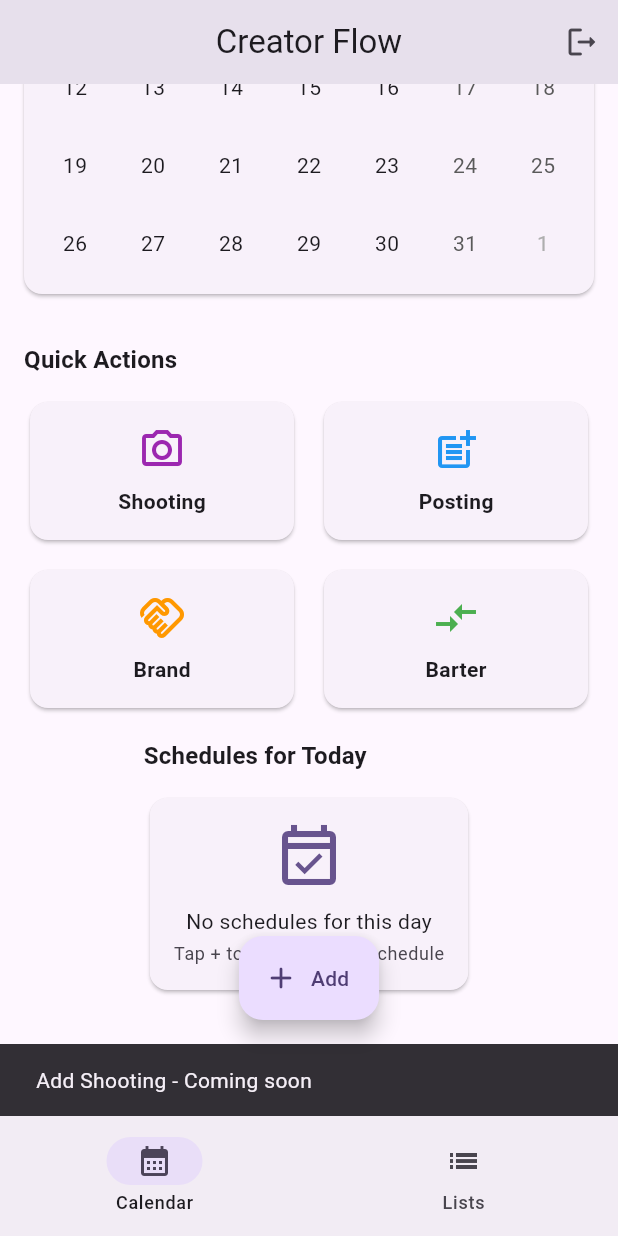
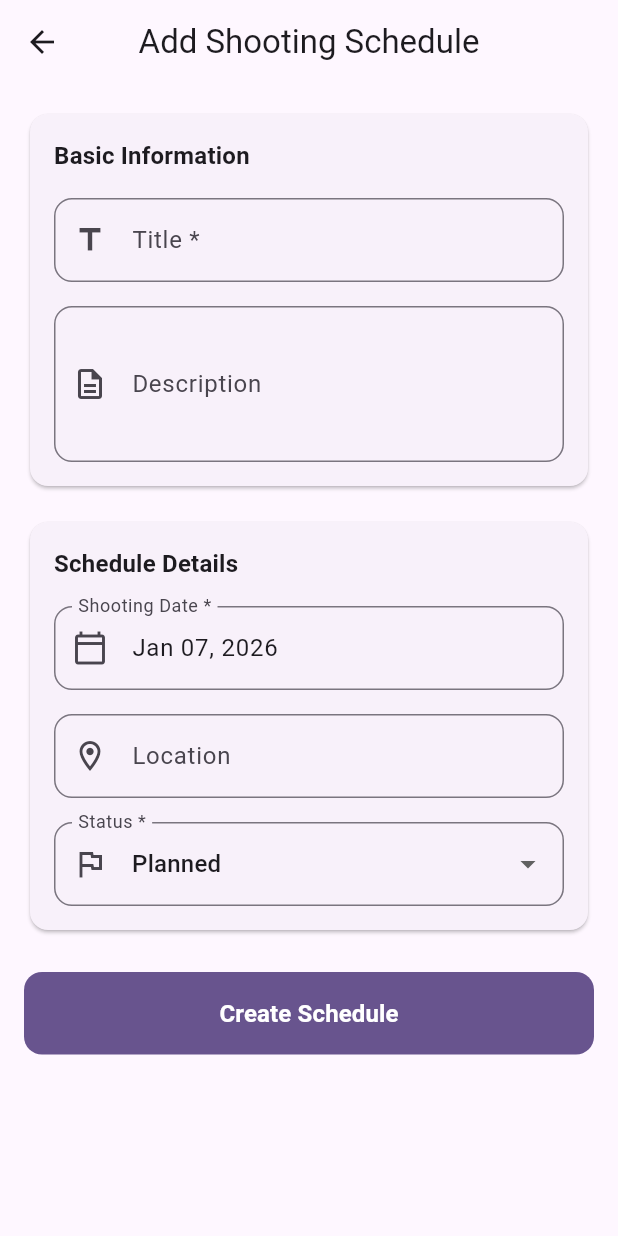
Before and after one commit to lubnasammad/creator-flow, a Flutter app: the DashboardScreen screen opened directly, scrolled down 276 dp, after a tap on "Shooting", on a phone screen of 412 x 824 dp. Run offline on Flutter 3.47's test engine with Material 3 defaults, Android fonts, the phone set to English and light mode, and no system bars; drawn by our look-alikes of table_calendar; our stand-ins replace shared_preferences, sqflite; accounts and stored records are empty.

Commit message:
Implement Add/Edit Shooting Schedule Screen
- Created ShootingScheduleService with full CRUD operations
- Built comprehensive Add Shooting Screen with:
  * Material 3 form design
  * Title, description, location fields
  * Date picker integration
  * Status dropdown (Planned/In Progress/Completed/Cancelled)
  * Form validation
  * Create and edit modes
  * Loading states
- Integrated with Dashboard quick actions
- Connected to SQLite database
- Passed flutter analyze with ZERO issues

Closes #5

```diff
--- /dev/null
+++ b/lib/screens/add_shooting_screen.dart
@@ -0,0 +1,317 @@
+import 'package:flutter/material.dart';
+import 'package:intl/intl.dart';
+import '../models/shooting_schedule.dart';
+import '../services/shooting_schedule_service.dart';
+import '../services/session_manager.dart';
+
+class AddShootingScreen extends StatefulWidget {
+  final ShootingSchedule? schedule;
+
+  const AddShootingScreen({super.key, this.schedule});
+
+  @override
+  State<AddShootingScreen> createState() => _AddShootingScreenState();
+}
+
+class _AddShootingScreenState extends State<AddShootingScreen> {
+  final _formKey = GlobalKey<FormState>();
+  final _titleController = TextEditingController();
+  final _descriptionController = TextEditingController();
+  final _locationController = TextEditingController();
+  final _shootingScheduleService = ShootingScheduleService();
+  final _sessionManager = SessionManager();
+
+  DateTime _selectedDate = DateTime.now();
+  String _status = 'Planned';
+  bool _isLoading = false;
+  int? _userId;
+
+  final List<String> _statusOptions = [
+    'Planned',
+    'In Progress',
+    'Completed',
+    'Cancelled',
+  ];
+
+  @override
+  void initState() {
+    super.initState();
+    _loadUserId();
+    if (widget.schedule != null) {
+      _titleController.text = widget.schedule!.title;
+      _descriptionController.text = widget.schedule!.description ?? '';
+      _locationController.text = widget.schedule!.location ?? '';
+      _selectedDate = DateTime.parse(widget.schedule!.shootingDate);
+      _status = widget.schedule!.status;
+    }
+  }
+
+  Future<void> _loadUserId() async {
+    final userId = await _sessionManager.getUserId();
+    setState(() {
+      _userId = userId;
+    });
+  }
+
+  @override
+  void dispose() {
+    _titleController.dispose();
+    _descriptionController.dispose();
+    _locationController.dispose();
+    super.dispose();
+  }
+
+  Future<void> _selectDate(BuildContext context) async {
+    final picked = await showDatePicker(
+      context: context,
+      initialDate: _selectedDate,
+      firstDate: DateTime(2020),
+      lastDate: DateTime(2030),
+    );
+
+    if (picked != null && picked != _selectedDate) {
+      setState(() {
+        _selectedDate = picked;
+      });
+    }
+  }
+
+  Future<void> _handleSave() async {
+    if (!_formKey.currentState!.validate()) {
+      return;
+    }
+
+    if (_userId == null) {
+      _showError('User session not found. Please login again.');
+      return;
+    }
+
+    setState(() {
+      _isLoading = true;
+    });
+
+    try {
+      final schedule = ShootingSchedule(
+        id: widget.schedule?.id,
+        userId: _userId!,
+        title: _titleController.text.trim(),
+        description: _descriptionController.text.trim().isEmpty
+            ? null
+            : _descriptionController.text.trim(),
+        shootingDate: DateFormat('yyyy-MM-dd').format(_selectedDate),
+        location: _locationController.text.trim().isEmpty
+            ? null
+            : _locationController.text.trim(),
+        status: _status,
+        createdAt:
+            widget.schedule?.createdAt ?? DateTime.now().toIso8601String(),
+      );
+
+      if (widget.schedule == null) {
+        await _shootingScheduleService.create(schedule);
+      } else {
+        await _shootingScheduleService.update(schedule);
+      }
+
+      if (mounted) {
+        Navigator.of(context).pop(true);
+        ScaffoldMessenger.of(context).showSnackBar(
+          SnackBar(
+            content: Text(
+              widget.schedule == null
+                  ? 'Shooting schedule created!'
+                  : 'Shooting schedule updated!',
+            ),
+            backgroundColor: Colors.green,
+          ),
+        );
+      }
+    } catch (e) {
+      if (mounted) {
+        _showError('An error occurred. Please try again.');
+      }
+    } finally {
+      if (mounted) {
+        setState(() {
+          _isLoading = false;
+        });
+      }
+    }
+  }
+
+  void _showError(String message) {
+    ScaffoldMessenger.of(context).showSnackBar(
+      SnackBar(
+        content: Text(message),
+        backgroundColor: Theme.of(context).colorScheme.error,
+      ),
+    );
+  }
+
+  @override
+  Widget build(BuildContext context) {
+    return Scaffold(
+      appBar: AppBar(
+        title: Text(
+          widget.schedule == null
+              ? 'Add Shooting Schedule'
+              : 'Edit Shooting Schedule',
+        ),
+        centerTitle: true,
+      ),
+      body: Form(
+        key: _formKey,
+        child: ListView(
+          padding: const EdgeInsets.all(16.0),
+          children: [
+            Card(
+              child: Padding(
+                padding: const EdgeInsets.all(16.0),
+                child: Column(
+                  crossAxisAlignment: CrossAxisAlignment.start,
+                  children: [
+                    Text(
+                      'Basic Information',
+                      style: Theme.of(context).textTheme.titleMedium?.copyWith(
+                        fontWeight: FontWeight.bold,
+                      ),
+                    ),
+                    const SizedBox(height: 16),
+                    TextFormField(
+                      controller: _titleController,
+                      decoration: InputDecoration(
+                        labelText: 'Title *',
+                        prefixIcon: const Icon(Icons.title_outlined),
+                        border: OutlineInputBorder(
+                          borderRadius: BorderRadius.circular(12),
+                        ),
+                      ),
+                      validator: (value) {
+                        if (value == null || value.trim().isEmpty) {
+                          return 'Please enter a title';
+                        }
+                        return null;
+                      },
+                    ),
+                    const SizedBox(height: 16),
+                    TextFormField(
+                      controller: _descriptionController,
+                      decoration: InputDecoration(
+                        labelText: 'Description',
+                        prefixIcon: const Icon(Icons.description_outlined),
+                        border: OutlineInputBorder(
+                          borderRadius: BorderRadius.circular(12),
+                        ),
+                      ),
+                      maxLines: 3,
+                    ),
+                  ],
+                ),
+              ),
+            ),
+            const SizedBox(height: 16),
+            Card(
+              child: Padding(
+                padding: const EdgeInsets.all(16.0),
+                child: Column(
+                  crossAxisAlignment: CrossAxisAlignment.start,
+                  children: [
+                    Text(
+                      'Schedule Details',
+                      style: Theme.of(context).textTheme.titleMedium?.copyWith(
+                        fontWeight: FontWeight.bold,
+                      ),
+                    ),
+                    const SizedBox(height: 16),
+                    InkWell(
+                      onTap: () => _selectDate(context),
+                      borderRadius: BorderRadius.circular(12),
+                      child: InputDecorator(
+                        decoration: InputDecoration(
+                          labelText: 'Shooting Date *',
+                          prefixIcon: const Icon(Icons.calendar_today_outlined),
+                          border: OutlineInputBorder(
+                            borderRadius: BorderRadius.circular(12),
+                          ),
+                        ),
+                        child: Text(
+                          DateFormat('MMM dd, yyyy').format(_selectedDate),
+                          style: Theme.of(context).textTheme.bodyLarge,
+                        ),
+                      ),
+                    ),
+                    const SizedBox(height: 16),
+                    TextFormField(
+                      controller: _locationController,
+                      decoration: InputDecoration(
+                        labelText: 'Location',
+                        prefixIcon: const Icon(Icons.location_on_outlined),
+                        border: OutlineInputBorder(
+                          borderRadius: BorderRadius.circular(12),
+                        ),
+                      ),
+                    ),
+                    const SizedBox(height: 16),
+                    DropdownButtonFormField<String>(
+                      initialValue: _status,
+                      decoration: InputDecoration(
+                        labelText: 'Status *',
+                        prefixIcon: const Icon(Icons.flag_outlined),
+                        border: OutlineInputBorder(
+                          borderRadius: BorderRadius.circular(12),
+                        ),
+                      ),
+                      items: _statusOptions
+                          .map(
+                            (status) => DropdownMenuItem(
+                              value: status,
+                              child: Text(status),
+                            ),
+                          )
+                          .toList(),
+                      onChanged: (value) {
+                        if (value != null) {
+                          setState(() {
+                            _status = value;
+                          });
+                        }
+                      },
+                    ),
+                  ],
+                ),
+              ),
+            ),
+            const SizedBox(height: 24),
+            FilledButton(
+              onPressed: _isLoading ? null : _handleSave,
+              style: FilledButton.styleFrom(
+                padding: const EdgeInsets.symmetric(vertical: 16),
+                shape: RoundedRectangleBorder(
+                  borderRadius: BorderRadius.circular(12),
+                ),
+              ),
+              child: _isLoading
+                  ? const SizedBox(
+                      height: 20,
+                      width: 20,
+                      child: CircularProgressIndicator(
+                        strokeWidth: 2,
+                        color: Colors.white,
+                      ),
+                    )
+                  : Text(
+                      widget.schedule == null
+                          ? 'Create Schedule'
+                          : 'Update Schedule',
+                      style: const TextStyle(
+                        fontSize: 16,
+                        fontWeight: FontWeight.bold,
+                      ),
+                    ),
+            ),
+          ],
+        ),
+      ),
+    );
+  }
+}
--- a/lib/screens/dashboard_screen.dart
+++ b/lib/screens/dashboard_screen.dart
@@ -2,6 +2,7 @@
 import 'package:table_calendar/table_calendar.dart';
 import '../services/session_manager.dart';
 import 'login_screen.dart';
+import 'add_shooting_screen.dart';
 
 class DashboardScreen extends StatefulWidget {
   const DashboardScreen({super.key});
@@ -215,12 +216,15 @@
                   icon: Icons.camera_alt_outlined,
                   label: 'Shooting',
                   color: Colors.purple,
-                  onTap: () {
-                    ScaffoldMessenger.of(context).showSnackBar(
-                      const SnackBar(
-                        content: Text('Add Shooting - Coming soon'),
+                  onTap: () async {
+                    final result = await Navigator.of(context).push<bool>(
+                      MaterialPageRoute(
+                        builder: (context) => const AddShootingScreen(),
                       ),
                     );
+                    if (result == true && mounted) {
+                      setState(() {});
+                    }
                   },
                 ),
               ),
@@ -375,11 +379,16 @@
             ListTile(
               leading: const Icon(Icons.camera_alt_outlined),
               title: const Text('Add Shooting Schedule'),
-              onTap: () {
+              onTap: () async {
                 Navigator.pop(context);
-                ScaffoldMessenger.of(context).showSnackBar(
-                  const SnackBar(content: Text('Add Shooting - Coming soon')),
+                final result = await Navigator.of(context).push<bool>(
+                  MaterialPageRoute(
+                    builder: (context) => const AddShootingScreen(),
+                  ),
                 );
+                if (result == true && mounted) {
+                  setState(() {});
+                }
               },
             ),
             ListTile(
--- /dev/null
+++ b/lib/services/shooting_schedule_service.dart
@@ -0,0 +1,69 @@
+import '../models/shooting_schedule.dart';
+import 'database_helper.dart';
+
+class ShootingScheduleService {
+  final DatabaseHelper _dbHelper = DatabaseHelper.instance;
+
+  Future<int> create(ShootingSchedule schedule) async {
+    final db = await _dbHelper.database;
+    return await db.insert('shooting_schedule', schedule.toMap());
+  }
+
+  Future<List<ShootingSchedule>> getAll(int userId) async {
+    final db = await _dbHelper.database;
+    final results = await db.query(
+      'shooting_schedule',
+      where: 'user_id = ?',
+      whereArgs: [userId],
+      orderBy: 'shooting_date DESC',
+    );
+
+    return results.map((map) => ShootingSchedule.fromMap(map)).toList();
+  }
+
+  Future<ShootingSchedule?> getById(int id) async {
+    final db = await _dbHelper.database;
+    final results = await db.query(
+      'shooting_schedule',
+      where: 'id = ?',
+      whereArgs: [id],
+      limit: 1,
+    );
+
+    if (results.isEmpty) {
+      return null;
+    }
+
+    return ShootingSchedule.fromMap(results.first);
+  }
+
+  Future<List<ShootingSchedule>> getByDate(int userId, String date) async {
+    final db = await _dbHelper.database;
+    final results = await db.query(
+      'shooting_schedule',
+      where: 'user_id = ? AND shooting_date = ?',
+      whereArgs: [userId, date],
+    );
+
+    return results.map((map) => ShootingSchedule.fromMap(map)).toList();
+  }
+
+  Future<int> update(ShootingSchedule schedule) async {
+    final db = await _dbHelper.database;
+    return await db.update(
+      'shooting_schedule',
+      schedule.toMap(),
+      where: 'id = ?',
+      whereArgs: [schedule.id],
+    );
+  }
+
+  Future<int> delete(int id) async {
+    final db = await _dbHelper.database;
+    return await db.delete(
+      'shooting_schedule',
+      where: 'id = ?',
+      whereArgs: [id],
+    );
+  }
+}
```
